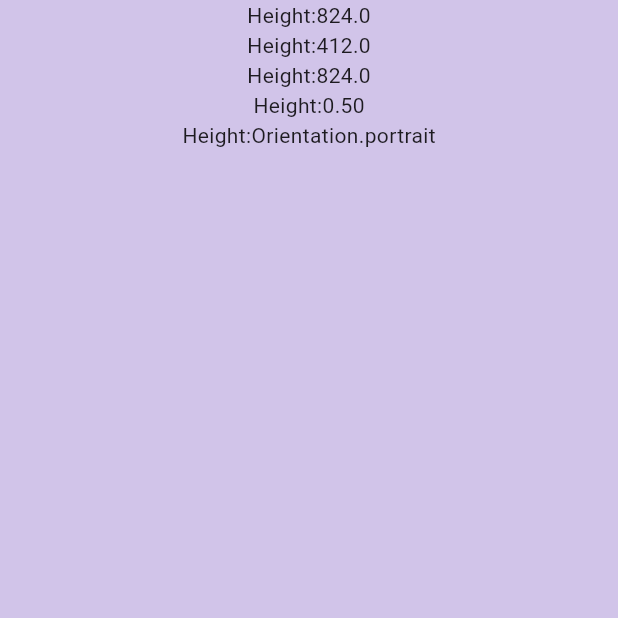
After one commit to Nasir236/tabbar, a Flutter app: the screen it shows after launch, on a phone screen of 412 x 824 dp, the top half of it. The commit adds this screen. Run offline on Flutter 3.47's test engine with Material 3 defaults, Android fonts, the phone set to English and light mode, and no system bars.

Commit message:
TABBAR AND MEDIA QUERRY

```diff
--- a/lib/main.dart
+++ b/lib/main.dart
@@ -1,4 +1,5 @@
 import 'package:flutter/material.dart';
+import 'package:tabbar/mediaquerry.dart';
 import 'package:tabbar/tabbar.dart';
 
 void main() {
@@ -14,9 +15,9 @@ class MyApp extends StatelessWidget {
     return MaterialApp(
       title: 'Flutter Demo',
       theme: ThemeData(
-        colorScheme: ColorScheme.fromSeed(seedColor: Colors.deepPurple),
+        textTheme: TextTheme(bodyLarge: TextStyle(fontSize: 35)),
       ),
-      home: Tabbar(),
+      home: Mediaquerry(),
     );
   }
 }
--- /dev/null
+++ b/lib/mediaquerry.dart
@@ -0,0 +1,28 @@
+// ignore_for_file: prefer_interpolation_to_compose_strings
+
+import 'package:flutter/material.dart';
+
+class Mediaquerry extends StatelessWidget {
+  const Mediaquerry({super.key});
+
+  @override
+  Widget build(BuildContext context) {
+    return Scaffold(
+      backgroundColor: Colors.deepPurple[100],
+      body: Center(
+        child: Column(
+          children: [
+            Text("Height:" + MediaQuery.of(context).size.height.toString()),
+            Text("Height:" + MediaQuery.of(context).size.width.toString()),
+            Text("Height:" + MediaQuery.of(context).size.height.toString()),
+            Text(
+              "Height:" +
+                  MediaQuery.of(context).size.aspectRatio.toStringAsFixed(2),
+            ),
+            Text("Height:" + MediaQuery.of(context).orientation.toString()),
+          ],
+        ),
+      ),
+    );
+  }
+}
```
